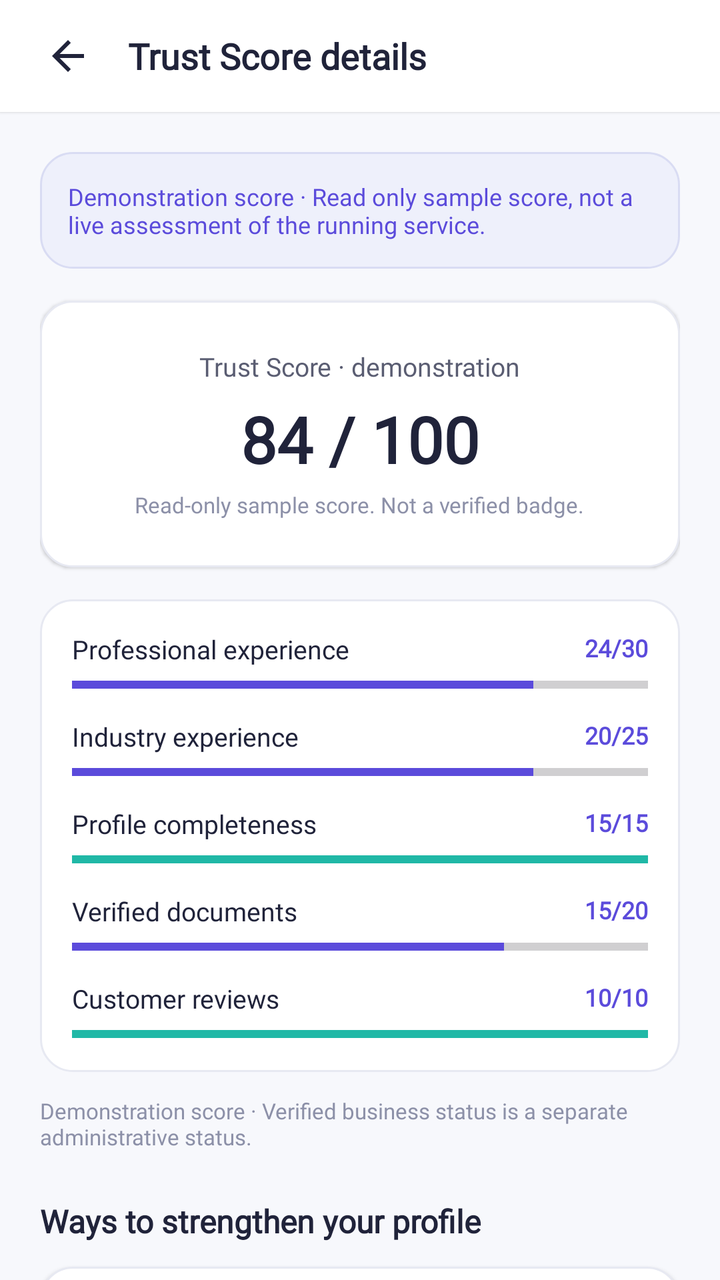
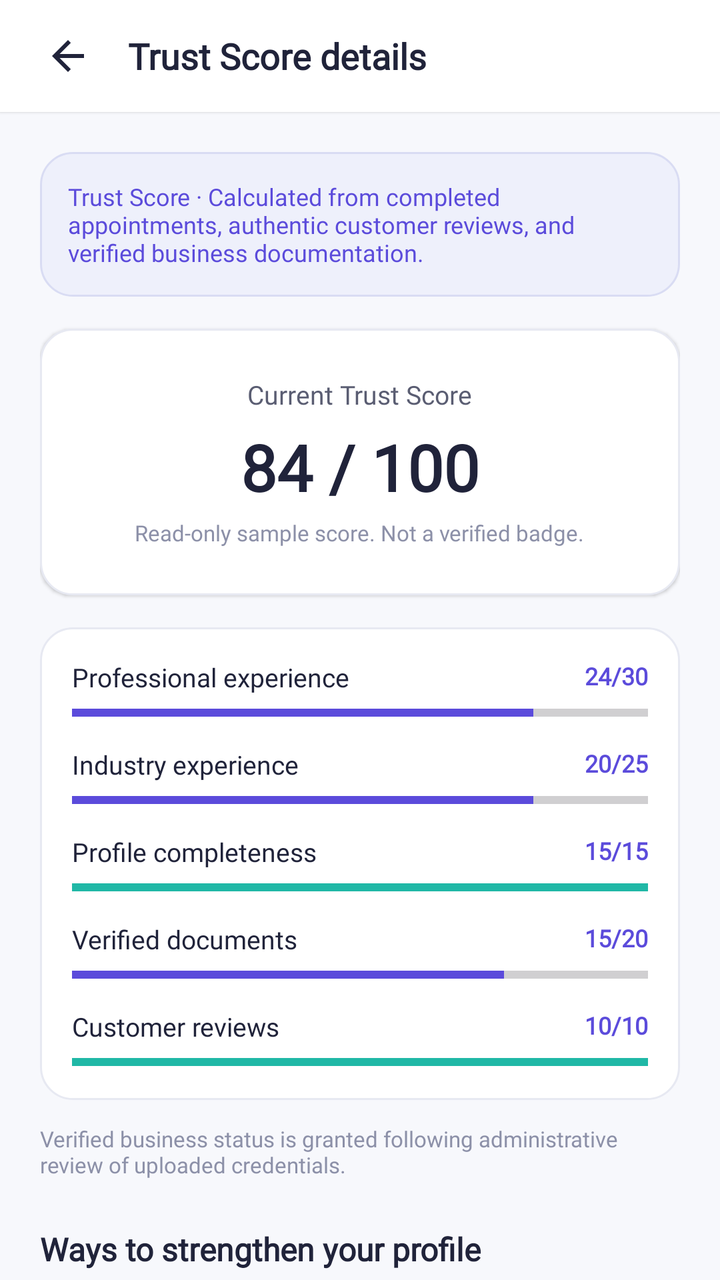

The first picture is an Android layout as it rendered before a commit; the second is the same layout after the commit. The layout source and the unified diff follow.
<!-- AndroidManifest.xml: application theme Theme.BizBridgeApp -->
<!-- res/layout/fragment_owner_trust_score_details.xml -->
<?xml version="1.0" encoding="utf-8"?>
<LinearLayout
    xmlns:android="http://schemas.android.com/apk/res/android"
    xmlns:app="http://schemas.android.com/apk/res-auto"
    android:layout_width="match_parent"
    android:layout_height="match_parent"
    android:background="@color/background"
    android:orientation="vertical">

    
    <RelativeLayout
        android:layout_width="match_parent"
        android:layout_height="56dp"
        android:background="@color/surface_white"
        android:elevation="1dp"
        android:paddingStart="16dp"
        android:paddingEnd="16dp">

        <ImageView
            android:id="@+id/btn_back_trust_score"
            android:layout_width="36dp"
            android:layout_height="36dp"
            android:layout_centerVertical="true"
            android:background="?attr/selectableItemBackgroundBorderless"
            android:contentDescription="Back"
            android:padding="6dp"
            android:src="@drawable/ic_arrow_back"
            app:tint="@color/text_primary" />

        <TextView
            android:layout_width="wrap_content"
            android:layout_height="wrap_content"
            android:layout_centerVertical="true"
            android:layout_marginStart="12dp"
            android:layout_toEndOf="@id/btn_back_trust_score"
            android:fontFamily="@font/inter_variable"
            android:text="Trust Score details"
            android:textColor="@color/text_primary"
            android:textSize="18sp"
            android:textStyle="bold" />
    </RelativeLayout>

    <androidx.core.widget.NestedScrollView
        android:layout_width="match_parent"
        android:layout_height="0dp"
        android:layout_weight="1"
        android:fillViewport="true">

        <LinearLayout
            android:layout_width="match_parent"
            android:layout_height="wrap_content"
            android:orientation="vertical"
            android:padding="20dp">

            
            <TextView
                android:layout_width="match_parent"
                android:layout_height="wrap_content"
                android:background="@drawable/bg_card_lavender"
                android:fontFamily="@font/inter_variable"
                android:padding="14dp"
                android:text="Demonstration score · Read only sample score, not a live assessment of the running service."
                android:textColor="@color/primary"
                android:textSize="12sp" />

            
            <LinearLayout
                android:layout_width="match_parent"
                android:layout_height="wrap_content"
                android:layout_marginTop="16dp"
                android:background="@drawable/bg_card_white"
                android:elevation="1dp"
                android:gravity="center"
                android:orientation="vertical"
                android:padding="24dp">

                <TextView
                    android:layout_width="wrap_content"
                    android:layout_height="wrap_content"
                    android:fontFamily="@font/inter_variable"
                    android:text="Trust Score · demonstration"
                    android:textColor="@color/text_secondary"
                    android:textSize="13sp" />

                <TextView
                    android:id="@+id/tv_big_trust_score"
                    android:layout_width="wrap_content"
                    android:layout_height="wrap_content"
                    android:layout_marginTop="6dp"
                    android:fontFamily="@font/inter_variable"
                    android:text="84 / 100"
                    android:textColor="@color/text_primary"
                    android:textSize="32sp"
                    android:textStyle="bold" />

                <TextView
                    android:layout_width="wrap_content"
                    android:layout_height="wrap_content"
                    android:layout_marginTop="4dp"
                    android:fontFamily="@font/inter_variable"
                    android:text="Read-only sample score. Not a verified badge."
                    android:textColor="@color/text_muted"
                    android:textSize="11sp" />
            </LinearLayout>

            
            <LinearLayout
                android:layout_width="match_parent"
                android:layout_height="wrap_content"
                android:layout_marginTop="16dp"
                android:background="@drawable/bg_card_white"
                android:elevation="1dp"
                android:orientation="vertical"
                android:padding="16dp">

                
                <RelativeLayout
                    android:layout_width="match_parent"
                    android:layout_height="wrap_content">

                    <TextView
                        android:layout_width="wrap_content"
                        android:layout_height="wrap_content"
                        android:fontFamily="@font/inter_variable"
                        android:text="Professional experience"
                        android:textColor="@color/text_primary"
                        android:textSize="13sp" />

                    <TextView
                        android:layout_width="wrap_content"
                        android:layout_height="wrap_content"
                        android:layout_alignParentEnd="true"
                        android:fontFamily="@font/inter_variable"
                        android:text="24/30"
                        android:textColor="@color/primary"
                        android:textSize="12sp"
                        android:textStyle="bold" />
                </RelativeLayout>

                <ProgressBar
                    style="?android:attr/progressBarStyleHorizontal"
                    android:layout_width="match_parent"
                    android:layout_height="6dp"
                    android:layout_marginTop="6dp"
                    android:max="30"
                    android:progress="24"
                    android:progressTint="@color/primary" />

                
                <RelativeLayout
                    android:layout_width="match_parent"
                    android:layout_height="wrap_content"
                    android:layout_marginTop="14dp">

                    <TextView
                        android:layout_width="wrap_content"
                        android:layout_height="wrap_content"
                        android:fontFamily="@font/inter_variable"
                        android:text="Industry experience"
                        android:textColor="@color/text_primary"
                        android:textSize="13sp" />

                    <TextView
                        android:layout_width="wrap_content"
                        android:layout_height="wrap_content"
                        android:layout_alignParentEnd="true"
                        android:fontFamily="@font/inter_variable"
                        android:text="20/25"
                        android:textColor="@color/primary"
                        android:textSize="12sp"
                        android:textStyle="bold" />
                </RelativeLayout>

                <ProgressBar
                    style="?android:attr/progressBarStyleHorizontal"
                    android:layout_width="match_parent"
                    android:layout_height="6dp"
                    android:layout_marginTop="6dp"
                    android:max="25"
                    android:progress="20"
                    android:progressTint="@color/primary" />

                
                <RelativeLayout
                    android:layout_width="match_parent"
                    android:layout_height="wrap_content"
                    android:layout_marginTop="14dp">

                    <TextView
                        android:layout_width="wrap_content"
                        android:layout_height="wrap_content"
                        android:fontFamily="@font/inter_variable"
                        android:text="Profile completeness"
                        android:textColor="@color/text_primary"
                        android:textSize="13sp" />

                    <TextView
                        android:layout_width="wrap_content"
                        android:layout_height="wrap_content"
                        android:layout_alignParentEnd="true"
                        android:fontFamily="@font/inter_variable"
                        android:text="15/15"
                        android:textColor="@color/primary"
                        android:textSize="12sp"
                        android:textStyle="bold" />
                </RelativeLayout>

                <ProgressBar
                    style="?android:attr/progressBarStyleHorizontal"
                    android:layout_width="match_parent"
                    android:layout_height="6dp"
                    android:layout_marginTop="6dp"
                    android:max="15"
                    android:progress="15"
                    android:progressTint="@color/secondary" />

                
                <RelativeLayout
                    android:layout_width="match_parent"
                    android:layout_height="wrap_content"
                    android:layout_marginTop="14dp">

                    <TextView
                        android:layout_width="wrap_content"
                        android:layout_height="wrap_content"
                        android:fontFamily="@font/inter_variable"
                        android:text="Verified documents"
                        android:textColor="@color/text_primary"
                        android:textSize="13sp" />

                    <TextView
                        android:layout_width="wrap_content"
                        android:layout_height="wrap_content"
                        android:layout_alignParentEnd="true"
                        android:fontFamily="@font/inter_variable"
                        android:text="15/20"
                        android:textColor="@color/primary"
                        android:textSize="12sp"
                        android:textStyle="bold" />
                </RelativeLayout>

                <ProgressBar
                    style="?android:attr/progressBarStyleHorizontal"
                    android:layout_width="match_parent"
                    android:layout_height="6dp"
                    android:layout_marginTop="6dp"
                    android:max="20"
                    android:progress="15"
                    android:progressTint="@color/primary" />

                
                <RelativeLayout
                    android:layout_width="match_parent"
                    android:layout_height="wrap_content"
                    android:layout_marginTop="14dp">

                    <TextView
                        android:layout_width="wrap_content"
                        android:layout_height="wrap_content"
                        android:fontFamily="@font/inter_variable"
                        android:text="Customer reviews"
                        android:textColor="@color/text_primary"
                        android:textSize="13sp" />

                    <TextView
                        android:layout_width="wrap_content"
                        android:layout_height="wrap_content"
                        android:layout_alignParentEnd="true"
                        android:fontFamily="@font/inter_variable"
                        android:text="10/10"
                        android:textColor="@color/primary"
                        android:textSize="12sp"
                        android:textStyle="bold" />
                </RelativeLayout>

                <ProgressBar
                    style="?android:attr/progressBarStyleHorizontal"
                    android:layout_width="match_parent"
                    android:layout_height="6dp"
                    android:layout_marginTop="6dp"
                    android:max="10"
                    android:progress="10"
                    android:progressTint="@color/secondary" />
            </LinearLayout>

            <TextView
                android:layout_width="match_parent"
                android:layout_height="wrap_content"
                android:layout_marginTop="12dp"
                android:fontFamily="@font/inter_variable"
                android:text="Demonstration score · Verified business status is a separate administrative status."
                android:textColor="@color/text_muted"
                android:textSize="11sp" />

            
            <TextView
                android:layout_width="wrap_content"
                android:layout_height="wrap_content"
                android:layout_marginTop="24dp"
                android:fontFamily="@font/inter_variable"
                android:text="Ways to strengthen your profile"
                android:textColor="@color/text_primary"
                android:textSize="16sp"
                android:textStyle="bold" />

            
            <LinearLayout
                android:id="@+id/card_strengthen_1"
                android:layout_width="match_parent"
                android:layout_height="wrap_content"
                android:layout_marginTop="12dp"
                android:background="@drawable/bg_card_white"
                android:clickable="true"
                android:elevation="1dp"
                android:focusable="true"
                android:foreground="?attr/selectableItemBackground"
                android:gravity="center_vertical"
                android:orientation="horizontal"
                android:padding="16dp">

                <LinearLayout
                    android:layout_width="0dp"
                    android:layout_height="wrap_content"
                    android:layout_weight="1"
                    android:orientation="vertical">

                    <TextView
                        android:layout_width="wrap_content"
                        android:layout_height="wrap_content"
                        android:fontFamily="@font/inter_variable"
                        android:text="Add your advanced qualification"
                        android:textColor="@color/text_primary"
                        android:textSize="14sp"
                        android:textStyle="bold" />

                    <TextView
                        android:layout_width="wrap_content"
                        android:layout_height="wrap_content"
                        android:layout_marginTop="2dp"
                        android:fontFamily="@font/inter_variable"
                        android:text="Qualification points: 24 of 30"
                        android:textColor="@color/text_secondary"
                        android:textSize="12sp" />
                </LinearLayout>

                <ImageView
                    android:layout_width="16dp"
                    android:layout_height="16dp"
                    android:src="@drawable/ic_chevron_right"
                    app:tint="@color/text_muted" />
            </LinearLayout>

            
            <LinearLayout
                android:id="@+id/card_strengthen_2"
                android:layout_width="match_parent"
                android:layout_height="wrap_content"
                android:layout_marginTop="10dp"
                android:background="@drawable/bg_card_white"
                android:clickable="true"
                android:elevation="1dp"
                android:focusable="true"
                android:foreground="?attr/selectableItemBackground"
                android:gravity="center_vertical"
                android:orientation="horizontal"
                android:padding="16dp">

                <LinearLayout
                    android:layout_width="0dp"
                    android:layout_height="wrap_content"
                    android:layout_weight="1"
                    android:orientation="vertical">

                    <TextView
                        android:layout_width="wrap_content"
                        android:layout_height="wrap_content"
                        android:fontFamily="@font/inter_variable"
                        android:text="Resubmit your experience letter"
                        android:textColor="@color/text_primary"
                        android:textSize="14sp"
                        android:textStyle="bold" />

                    <TextView
                        android:layout_width="wrap_content"
                        android:layout_height="wrap_content"
                        android:layout_marginTop="2dp"
                        android:fontFamily="@font/inter_variable"
                        android:text="Use a clear scan with visible dates."
                        android:textColor="@color/text_secondary"
                        android:textSize="12sp" />
                </LinearLayout>

                <ImageView
                    android:layout_width="16dp"
                    android:layout_height="16dp"
                    android:src="@drawable/ic_chevron_right"
                    app:tint="@color/text_muted" />
            </LinearLayout>

            
            <LinearLayout
                android:id="@+id/card_strengthen_3"
                android:layout_width="match_parent"
                android:layout_height="wrap_content"
                android:layout_marginTop="10dp"
                android:layout_marginBottom="24dp"
                android:background="@drawable/bg_card_white"
                android:clickable="true"
                android:elevation="1dp"
                android:focusable="true"
                android:foreground="?attr/selectableItemBackground"
                android:gravity="center_vertical"
                android:orientation="horizontal"
                android:padding="16dp">

                <LinearLayout
                    android:layout_width="0dp"
                    android:layout_height="wrap_content"
                    android:layout_weight="1"
                    android:orientation="vertical">

                    <TextView
                        android:layout_width="wrap_content"
                        android:layout_height="wrap_content"
                        android:fontFamily="@font/inter_variable"
                        android:text="Keep delivering great visits"
                        android:textColor="@color/text_primary"
                        android:textSize="14sp"
                        android:textStyle="bold" />

                    <TextView
                        android:layout_width="wrap_content"
                        android:layout_height="wrap_content"
                        android:layout_marginTop="2dp"
                        android:fontFamily="@font/inter_variable"
                        android:text="Recent reviews keep your score up to 10 points."
                        android:textColor="@color/text_secondary"
                        android:textSize="12sp" />
                </LinearLayout>

                <ImageView
                    android:layout_width="16dp"
                    android:layout_height="16dp"
                    android:src="@drawable/ic_chevron_right"
                    app:tint="@color/text_muted" />
            </LinearLayout>

        </LinearLayout>
    </androidx.core.widget.NestedScrollView>

</LinearLayout>
<!-- resources referenced by this layout -->
<resources>
  <color name="background">#F7F8FC</color>
  <color name="primary">#5B4BDB</color>
  <color name="secondary">#20B8A6</color>
  <color name="surface_white">#FFFFFF</color>
  <color name="text_muted">#8C90A8</color>
  <color name="text_primary">#20233A</color>
  <color name="text_secondary">#5A5D72</color>
  <!-- drawable bg_card_lavender (drawable) -->
  <?xml version="1.0" encoding="utf-8"?>
  <shape xmlns:android="http://schemas.android.com/apk/res/android"
      android:shape="rectangle">
      <solid android:color="@color/primary_light" />
      <stroke
          android:width="@dimen/stroke_subtle"
          android:color="@color/primary_light_border" />
      <corners android:radius="@dimen/radius_card" />
  </shape>
  <!-- drawable bg_card_white (drawable) -->
  <?xml version="1.0" encoding="utf-8"?>
  <shape xmlns:android="http://schemas.android.com/apk/res/android"
      android:shape="rectangle">
      <solid android:color="@color/surface_white" />
      <stroke
          android:width="@dimen/stroke_subtle"
          android:color="@color/border_subtle" />
      <corners android:radius="@dimen/radius_card" />
  </shape>
  <!-- drawable ic_arrow_back (drawable) -->
  <vector xmlns:android="http://schemas.android.com/apk/res/android"
      android:width="24dp"
      android:height="24dp"
      android:viewportWidth="24"
      android:viewportHeight="24">
      <path
          android:fillColor="#20233A"
          android:pathData="M20,11H7.83l5.59,-5.59L12,4l-8,8 8,8 1.41,-1.41L7.83,13H20v-2z" />
  </vector>
  <!-- drawable ic_chevron_right (drawable) -->
  <vector xmlns:android="http://schemas.android.com/apk/res/android"
      android:width="24dp"
      android:height="24dp"
      android:viewportWidth="24"
      android:viewportHeight="24">
      <path
          android:strokeColor="@color/text_secondary"
          android:strokeWidth="1.8"
          android:strokeLineCap="round"
          android:strokeLineJoin="round"
          android:pathData="M9,18 L15,12 L9,6" />
  </vector>
  <style name="Theme.BizBridgeApp" parent="Base.Theme.BizBridgeApp" />
  <color name="primary_light">#EEF0FB</color>
  <dimen name="stroke_subtle">1dp</dimen>
  <color name="primary_light_border">#D9DCF3</color>
  <dimen name="radius_card">16dp</dimen>
  <color name="border_subtle">#E7E9F2</color>
  <style name="Base.Theme.BizBridgeApp" parent="Theme.Material3.Light.NoActionBar">
          
          <item name="colorPrimary">@color/primary</item>
          <item name="colorOnPrimary">@color/white</item>
          <item name="colorSecondary">@color/secondary</item>
          <item name="colorOnSecondary">@color/white</item>
          <item name="android:windowBackground">@color/background</item>
          <item name="android:statusBarColor">@color/background</item>
          <item name="android:windowLightStatusBar">true</item>
          <item name="fontFamily">@font/inter_variable</item>
      </style>
  <color name="white">#FFFFFFFF</color>
</resources>

<!-- the commit's change to res/layout/fragment_owner_trust_score_details.xml (unified diff, before → after) -->
@@ -59,7 +59,7 @@
                 android:background="@drawable/bg_card_lavender"
                 android:fontFamily="@font/inter_variable"
                 android:padding="14dp"
-                android:text="Demonstration score · Read only sample score, not a live assessment of the running service."
+                android:text="Trust Score · Calculated from completed appointments, authentic customer reviews, and verified business documentation."
                 android:textColor="@color/primary"
                 android:textSize="12sp" />
 
@@ -78,7 +78,7 @@
                     android:layout_width="wrap_content"
                     android:layout_height="wrap_content"
                     android:fontFamily="@font/inter_variable"
-                    android:text="Trust Score · demonstration"
+                    android:text="Current Trust Score"
                     android:textColor="@color/text_secondary"
                     android:textSize="13sp" />
 
@@ -288,7 +288,7 @@
                 android:layout_height="wrap_content"
                 android:layout_marginTop="12dp"
                 android:fontFamily="@font/inter_variable"
-                android:text="Demonstration score · Verified business status is a separate administrative status."
+                android:text="Verified business status is granted following administrative review of uploaded credentials."
                 android:textColor="@color/text_muted"
                 android:textSize="11sp" />
 
